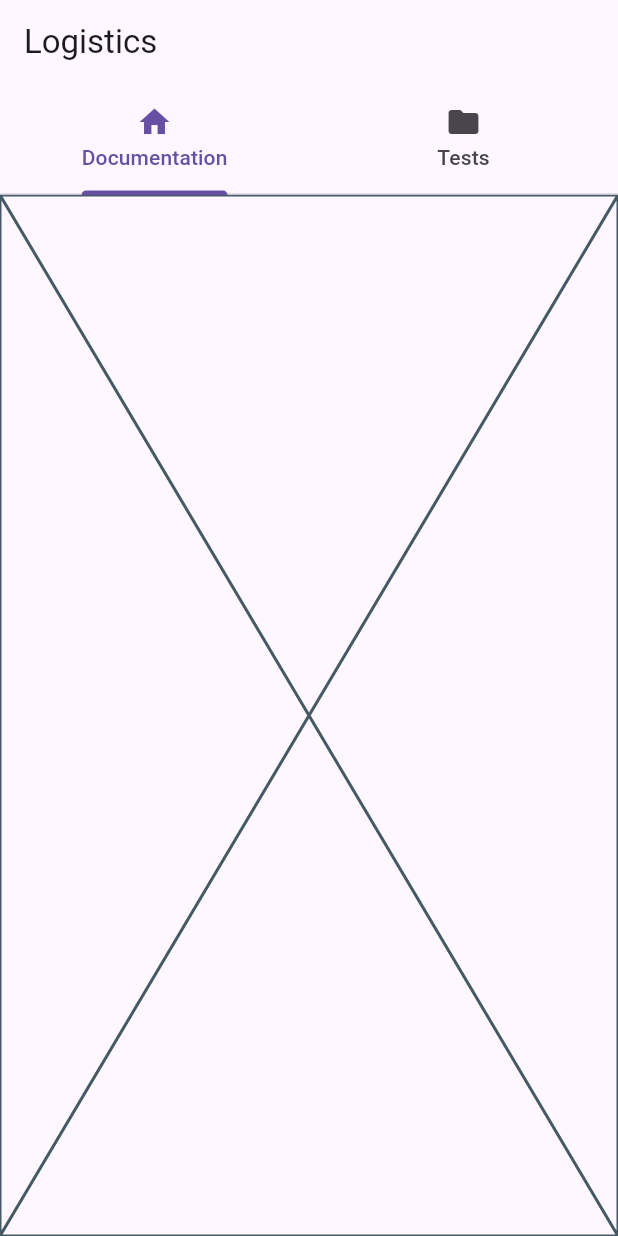
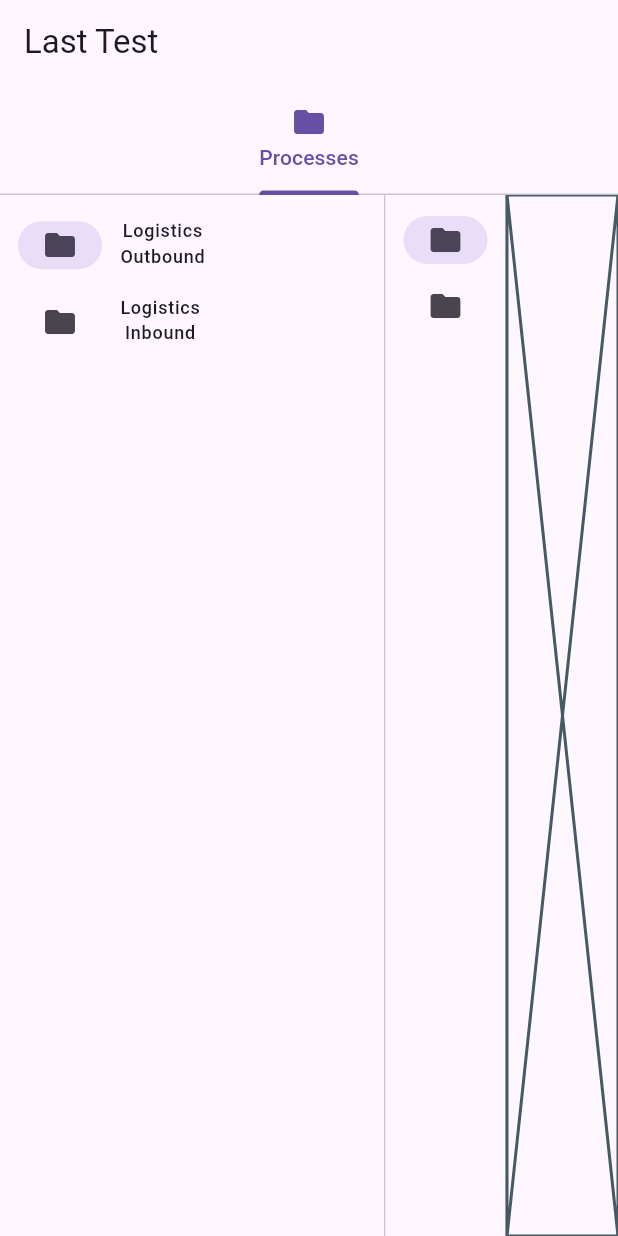
Before and after one commit to aBit19/last.test.ui, a Flutter app: the screen it shows after launch, on a phone screen of 412 x 824 dp. Run offline on Flutter 3.47's test engine with Material 3 defaults, Android fonts, the phone set to English and light mode, and no system bars.

Commit message:
Get familiar with flutter concepts

```diff
--- a/lib/ProcessView.dart
+++ /dev/null
@@ -1,59 +0,0 @@
-import 'package:flutter/material.dart';
-
-List<String> tests = [
-  'Test 1',
-  'Test 2',
-];
-
-class ProcessView extends StatelessWidget {
-  const ProcessView({Key? key}) : super(key: key);
-
-  @override
-  Widget build(BuildContext context) {
-    return MaterialApp(
-      theme: ThemeData(
-        primarySwatch: Colors.blue,
-      ),
-      home: const ProcessViewAppBar(),
-    );
-  }
-}
-
-class ProcessViewAppBar extends StatelessWidget {
-  const ProcessViewAppBar({Key? key}) : super(key: key);
-
-  @override
-  Widget build(BuildContext context) {
-    const int count = 2;
-    return DefaultTabController(
-        initialIndex: 0,
-        length: count,
-        child: Scaffold(
-          appBar: AppBar(
-            title: const Text("Logistics"),
-            notificationPredicate: (notification) => notification.depth == 1,
-            scrolledUnderElevation: 4.0,
-            shadowColor: Theme.of(context).shadowColor,
-            bottom: TabBar(
-              tabs: <Widget>[
-                Tab(icon: const Icon(Icons.home), text: 'Documentation'),
-                Tab(icon: const Icon(Icons.folder), text: 'Tests'),
-              ],
-            ),
-          ),
-          body: TabBarView(
-            children: <Widget>[
-              Placeholder(),
-              ListView.builder(
-                itemCount: tests.length,
-                itemBuilder: (BuildContext context, int index) {
-                  return ListTile(
-                    title: Text(tests[index]),
-                  );
-                },
-              ),
-            ],
-          ),
-        ));
-  }
-}
--- /dev/null
+++ b/lib/homepage_view.dart
@@ -0,0 +1,37 @@
+import 'package:flutter/material.dart';
+import 'package:last_test_ui/processes_view.dart';
+
+List<String> tests = [
+  'Logistics',
+  'HR Sympa',
+];
+
+class MainViewAppBar extends StatelessWidget {
+  const MainViewAppBar({Key? key}) : super(key: key);
+
+  @override
+  Widget build(BuildContext context) {
+    const int count = 1;
+    return DefaultTabController(
+        initialIndex: 0,
+        length: count,
+        child: Scaffold(
+          appBar: AppBar(
+            title: const Text("Last Test"),
+            notificationPredicate: (notification) => notification.depth == 1,
+            scrolledUnderElevation: 4.0,
+            shadowColor: Theme.of(context).shadowColor,
+            bottom: TabBar(
+              tabs: <Widget>[
+                Tab(icon: const Icon(Icons.folder), text: 'Processes'),
+              ],
+            ),
+          ),
+          body: TabBarView(
+            children: <Widget>[
+             ProcessesView(),
+            ],
+          ),
+        ));
+  }
+}
--- /dev/null
+++ b/lib/processes_view.dart
@@ -0,0 +1,79 @@
+import 'package:flutter/material.dart';
+
+var projects = [
+  'Logistics - Outbound',
+  'Logistics - Inbound',
+];
+
+class ProcessesView extends StatelessWidget {
+  const ProcessesView({Key? key}) : super(key: key);
+
+  @override
+  Widget build(BuildContext context) {
+    return Row(
+      children: <Widget>[
+        NavigationRail(
+            extended: true,
+            destinations: [
+              NavigationRailDestination(
+                  icon: Icon(Icons.folder),
+                  label: ProcessLabel('Logistics', 'Outbound')),
+              NavigationRailDestination(
+                  icon: Icon(Icons.folder),
+                  label: ProcessLabel('Logistics', 'Inbound')),
+            ],
+            selectedIndex: 0),
+        const VerticalDivider(thickness: 1, width: 1),
+        Expanded(child: ProcessView()),
+      ],
+    );
+  }
+}
+
+class ProcessLabel extends StatelessWidget {
+  const ProcessLabel(this.department, this.process, {Key? key})
+      : super(key: key);
+
+  final String department;
+  final String process;
+
+  @override
+  Widget build(BuildContext context) {
+    return Column(
+      children: [
+        Padding(
+          padding: const EdgeInsets.only(top: 8.0),
+          child: Text(department),
+        ),
+        Padding(
+          padding: EdgeInsets.only(bottom: 10, top: 1),
+          child: Text(process),
+        )
+      ],
+    );
+  }
+}
+
+class ProcessView extends StatelessWidget {
+  const ProcessView({Key? key}) : super(key: key);
+
+  @override
+  Widget build(BuildContext context) {
+    return Row(
+      children: <Widget>[
+        NavigationRail(
+            destinations: [
+              NavigationRailDestination(
+                  icon: Icon(Icons.folder),
+                  label: ProcessLabel('Logistics', 'Outbound')),
+              NavigationRailDestination(
+                  icon: Icon(Icons.folder),
+                  label: ProcessLabel('Logistics', 'Inbound')),
+            ],
+            selectedIndex: 0),
+        const VerticalDivider(thickness: 1, width: 1),
+        Expanded(child: Placeholder()),
+      ],
+    );
+  }
+}
```
Also changed, not shown: lib/generator_page.dart (deleted, +0 -50 lines), lib/main.dart (+7 -188 lines).
